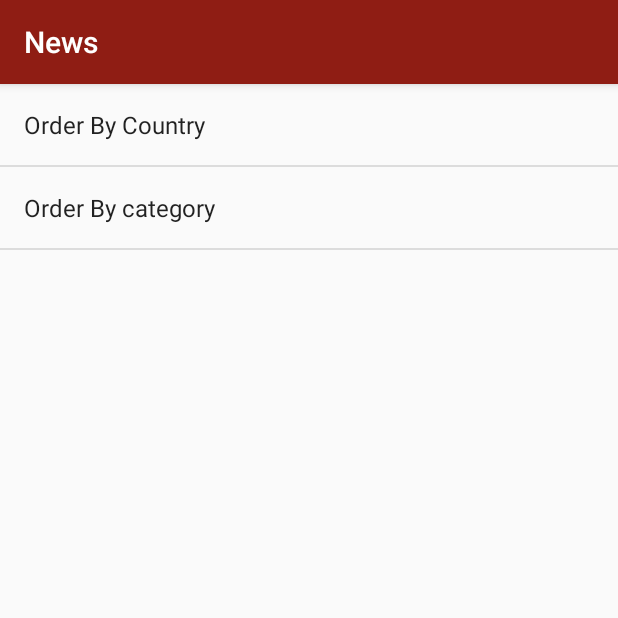
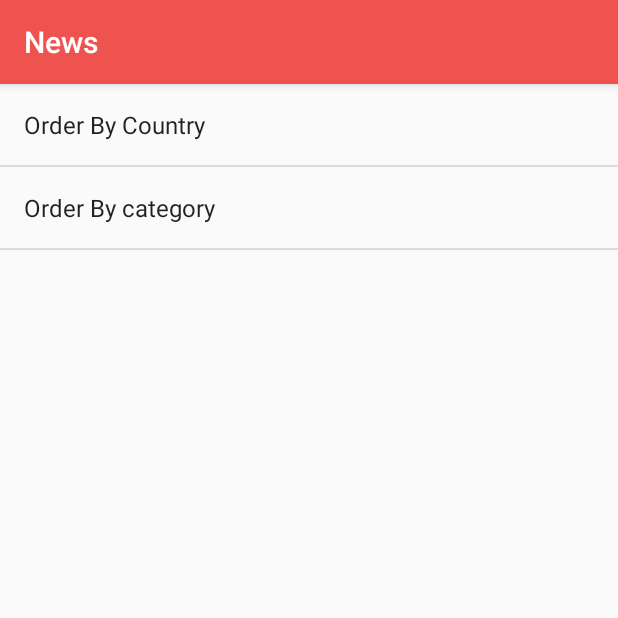
Before and after one commit to MostafaSolimanMO/News-App, an Android app: the SettingsActivity screen opened directly, with no data from a screen before it, on a phone screen of 412 x 824 dp, the top half of it. Run offline under Robolectric (Android 15) with nearby library versions, the phone set to English and light mode, and no system bars.

Commit message:
Clean it up and edit some UI stuff.

```diff
--- a/app/src/main/AndroidManifest.xml
+++ b/app/src/main/AndroidManifest.xml
@@ -11,8 +11,8 @@
         android:label="@string/app_name"
         android:supportsRtl="true"
         android:theme="@style/AppTheme">
-        <activity android:name=".about"></activity>
-        <activity android:name=".settings_activity" />
+        <activity android:name=".AboutActivity"/>
+        <activity android:name=".SettingsActivity" />
         <activity android:name=".MainActivity">
             <intent-filter>
                 <action android:name="android.intent.action.MAIN" />
--- a/app/src/main/java/com/example/daii/udacitynewsapp/about.java
+++ b/app/src/main/java/com/example/daii/udacitynewsapp/AboutActivity.java
@@ -3,7 +3,7 @@ package com.example.daii.udacitynewsapp;
 import android.os.Bundle;
 import android.support.v7.app.AppCompatActivity;
 
-public class about extends AppCompatActivity {
+public class AboutActivity extends AppCompatActivity {
 
     @Override
     protected void onCreate(Bundle savedInstanceState) {
--- a/app/src/main/java/com/example/daii/udacitynewsapp/MainActivity.java
+++ b/app/src/main/java/com/example/daii/udacitynewsapp/MainActivity.java
@@ -143,12 +143,12 @@ public class MainActivity extends AppCompatActivity implements android.support.v
     public boolean onOptionsItemSelected(MenuItem item) {
         int id = item.getItemId();
         if (id == R.id.Settings) {
-            Intent intent = new Intent(MainActivity.this, settings_activity.class);
+            Intent intent = new Intent(MainActivity.this, SettingsActivity.class);
             startActivity(intent);
             return true;
         }
         if (id == R.id.About) {
-            Intent intent = new Intent(MainActivity.this, about.class);
+            Intent intent = new Intent(MainActivity.this, AboutActivity.class);
             startActivity(intent);
             return true;
         }
--- a/app/src/main/java/com/example/daii/udacitynewsapp/settings_activity.java
+++ b/app/src/main/java/com/example/daii/udacitynewsapp/SettingsActivity.java
@@ -8,7 +8,7 @@ import android.preference.PreferenceFragment;
 import android.preference.PreferenceManager;
 import android.support.v7.app.AppCompatActivity;
 
-public class settings_activity extends AppCompatActivity {
+public class SettingsActivity extends AppCompatActivity {
 
     @Override
     protected void onCreate(Bundle savedInstanceState) {
--- a/app/src/main/res/layout/activity_about.xml
+++ b/app/src/main/res/layout/activity_about.xml
@@ -10,6 +10,6 @@
         android:fontFamily="sans-serif-medium"
         android:gravity="center"
         android:text="This's the final exercise project for Udacity Android Basics Networking Course. \n \nThanks to NEWS API."
-        android:textColor="@color/Black"
+        android:textColor="@color/colorPrimaryDark"
         android:textSize="24sp" />
 </RelativeLayout>
--- a/app/src/main/res/layout/activity_main.xml
+++ b/app/src/main/res/layout/activity_main.xml
@@ -30,7 +30,7 @@
         android:layout_width="wrap_content"
         android:layout_height="wrap_content"
         android:layout_centerInParent="true"
-        android:textColor="@color/Black"
+        android:textColor="@color/colorPrimaryDark"
         tools:text="No news available"
         />
 
--- a/app/src/main/res/layout/news_list_item.xml
+++ b/app/src/main/res/layout/news_list_item.xml
@@ -15,7 +15,7 @@
         android:ellipsize="end"
         android:fontFamily="sans-serif-medium"
         android:maxLines="4"
-        android:textColor="@color/Black"
+        android:textColor="@color/colorPrimaryDark"
         android:textSize="24sp"
         tools:text="Florida woman dies from flesheating bacteria after visiting popular Manatee County beach - ABC Action News" />
 
@@ -44,7 +44,7 @@
             android:layout_height="wrap_content"
             android:layout_marginLeft="8dp"
             android:fontFamily="sans-serif-condensed-medium"
-            android:textColor="@color/Black"
+            android:textColor="@color/colorPrimaryDark"
             android:textSize="18dp"
             tools:text="BBC" />
         <TextView
--- a/app/src/main/res/layout/settings_activity.xml
+++ b/app/src/main/res/layout/settings_activity.xml
@@ -1,7 +1,7 @@
 <?xml version="1.0" encoding="utf-8"?>
 <fragment xmlns:android="http://schemas.android.com/apk/res/android"
     xmlns:tools="http://schemas.android.com/tools"
-    android:name="com.example.daii.udacitynewsapp.settings_activity$NewsPreferenceFragment"
+    android:name="com.example.daii.udacitynewsapp.SettingsActivity$NewsPreferenceFragment"
     android:layout_width="match_parent"
     android:layout_height="match_parent"
-    tools:context=".settings_activity" />
+    tools:context=".SettingsActivity" />
--- a/app/src/main/res/values/colors.xml
+++ b/app/src/main/res/values/colors.xml
@@ -1,10 +1,7 @@
 <?xml version="1.0" encoding="utf-8"?>
 <resources>
-    <color name="colorPrimary">#008577</color>
-    <color name="colorPrimaryDark">#00574B</color>
-    <color name="colorAccent">#D81B60</color>
-    <color name="Red">#8f1d14</color>
-    <color name="Black">#1b120f</color>
-    <color name="Yellow">#f89d13</color>
+    <color name="colorPrimary">#EF5350</color>
+    <color name="colorPrimaryDark">#1b120f</color>
+    <color name="colorAccent">#FFCA28</color>
     <color name="Suger">#e6dedd</color>
 </resources>
--- a/app/src/main/res/values/styles.xml
+++ b/app/src/main/res/values/styles.xml
@@ -2,8 +2,8 @@
     <!-- Base application theme. -->
     <style name="AppTheme" parent="Theme.AppCompat.Light.DarkActionBar">
         <!-- Customize your theme here. -->
-        <item name="colorPrimary">@color/Red</item>
-        <item name="colorPrimaryDark">@color/Black</item>
-        <item name="colorAccent">@color/Yellow</item>
+        <item name="colorPrimary">@color/colorPrimary</item>
+        <item name="colorPrimaryDark">@color/colorPrimaryDark</item>
+        <item name="colorAccent">@color/colorAccent</item>
     </style>
 </resources>
--- a/build.gradle
+++ b/build.gradle
@@ -7,7 +7,7 @@ buildscript {
 
     }
     dependencies {
-        classpath 'com.android.tools.build:gradle:3.4.1'
+        classpath 'com.android.tools.build:gradle:3.6.1'
 
         // NOTE: Do not place your application dependencies here; they belong
         // in the individual module build.gradle files
```
Also changed, not shown: gradle/wrapper/gradle-wrapper.properties.
